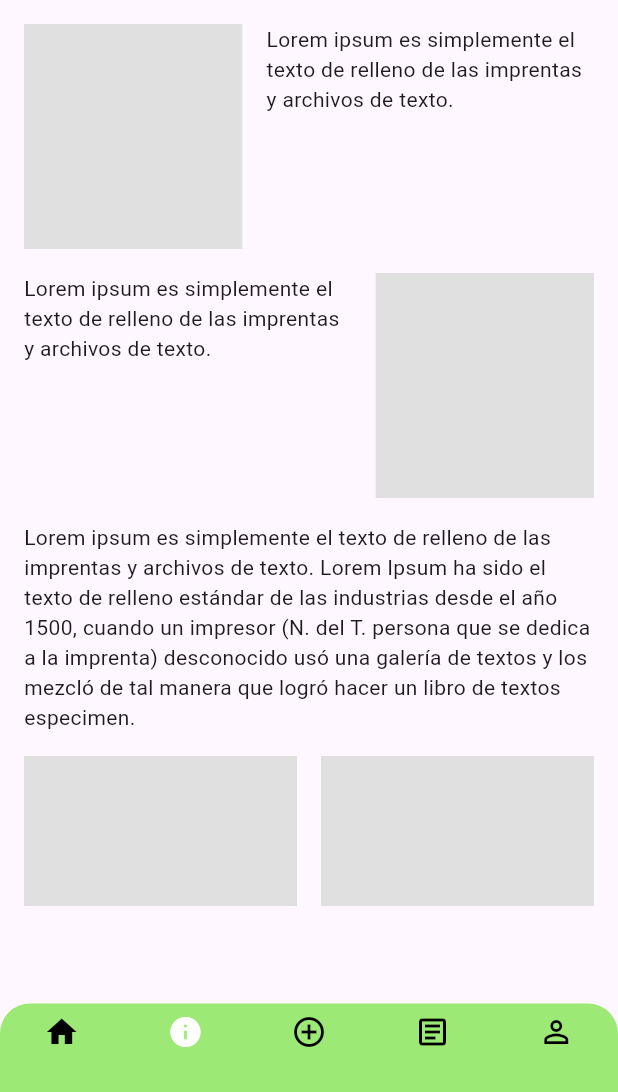
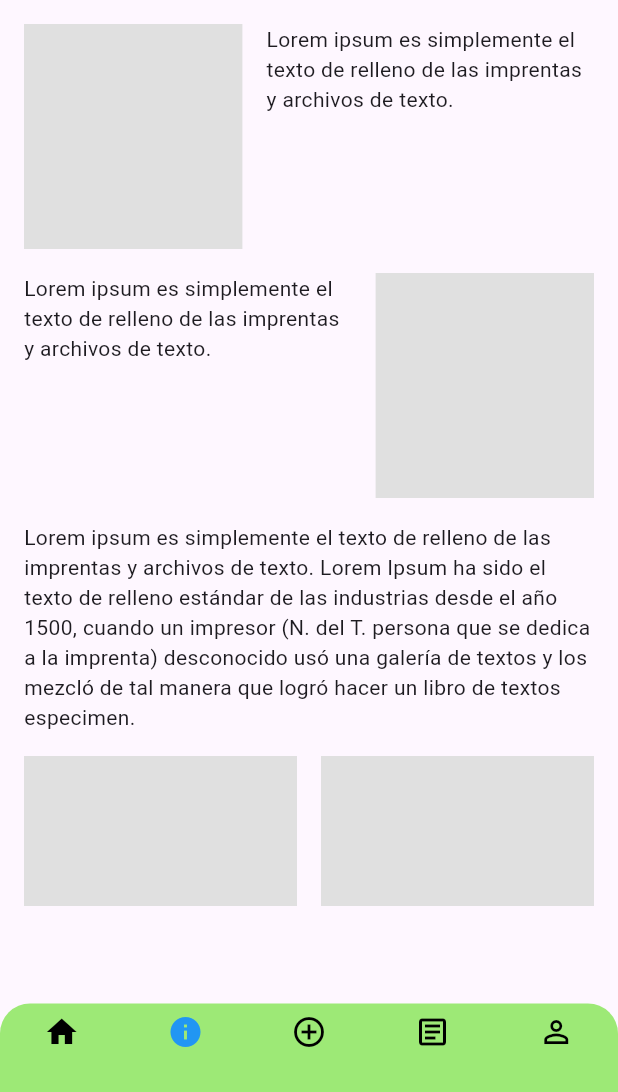
Before and after one commit to mrinconnarcia/EcorReporte, a Flutter app: the InfoAppPage screen opened by its route, on a phone screen of 412 x 824 dp, the part 144-1236 px from its top. Run offline on Flutter 3.47's test engine with Material 3 defaults, Android fonts, the phone set to English and light mode, and no system bars; our stand-ins replace connectivity_plus, dartz, equatable, flutter_bloc, shared_preferences; accounts and stored records are empty.

Commit message:
update add, profile and history in presentation

```diff
--- a/lib/presentation/pages/info_app_page.dart
+++ b/lib/presentation/pages/info_app_page.dart
@@ -99,8 +99,8 @@ class InfoAppPage extends StatelessWidget {
       bottomNavigationBar: SharedBottomNavigationBar(
         currentIndex: 1,
         onTap: (index) {
-          if (index == 0) {
-            Navigator.pushReplacementNamed(context, '/home-app');
+          if (index == 2) {
+            Navigator.pushReplacementNamed(context, '/add-report');
           }
         },
       ),
--- a/lib/presentation/routes/app_routes.dart
+++ b/lib/presentation/routes/app_routes.dart
@@ -1,3 +1,6 @@
+import 'package:ecoreporte/presentation/pages/AddReportPage.dart';
+import 'package:ecoreporte/presentation/pages/HistoryPage.dart';
+import 'package:ecoreporte/presentation/pages/ProfilePage.dart';
 import 'package:flutter/material.dart';
 import 'package:ecoreporte/presentation/pages/home_page.dart';
 import 'package:ecoreporte/presentation/pages/login_page.dart';
@@ -12,5 +15,8 @@ class AppRoutes {
     '/register': (context) => RegisterPage(),
     '/home-app': (context) => HomeAppPage(),
     '/info-app': (context) => InfoAppPage(),
+    '/profile': (context) => ProfilePage(),
+    '/history': (context) => HistoryPage(),
+    '/add-report': (context) => AddReportPage(),
   };
 }
--- a/lib/presentation/widgets/SharedBottomNavigationBar.dart
+++ b/lib/presentation/widgets/SharedBottomNavigationBar.dart
@@ -10,7 +10,7 @@ class SharedBottomNavigationBar extends StatelessWidget {
   Widget build(BuildContext context) {
     return Container(
       decoration: BoxDecoration(
-        color: Color(0xFF9DE976), // Light green color
+        color: Color(0xFF9DE976),
         borderRadius: BorderRadius.vertical(top: Radius.circular(20)),
       ),
       child: BottomNavigationBar(
@@ -19,29 +19,16 @@ class SharedBottomNavigationBar extends StatelessWidget {
         backgroundColor: Colors.transparent,
         elevation: 0,
         type: BottomNavigationBarType.fixed,
-        selectedItemColor: Colors.white,
+        selectedItemColor: Colors.blue,
         unselectedItemColor: Colors.black,
         items: [
+          BottomNavigationBarItem(icon: Icon(Icons.home), label: ''),
+          BottomNavigationBarItem(icon: Icon(Icons.info), label: ''),
           BottomNavigationBarItem(
-            icon: Icon(Icons.home),
-            label: '',
-          ),
+              icon: Icon(Icons.add_circle_outline), label: ''),
           BottomNavigationBarItem(
-            icon: Icon(Icons.info),
-            label: '',
-          ),
-          BottomNavigationBarItem(
-            icon: Icon(Icons.add_circle_outline),
-            label: '',
-          ),
-          BottomNavigationBarItem(
-            icon: Icon(Icons.article_outlined),
-            label: '',
-          ),
-          BottomNavigationBarItem(
-            icon: Icon(Icons.person_outline),
-            label: '',
-          ),
+              icon: Icon(Icons.article_outlined), label: ''),
+          BottomNavigationBarItem(icon: Icon(Icons.person_outline), label: ''),
         ],
       ),
     );
```
Also changed, not shown: lib/presentation/pages/AddReportPage.dart (added, +93 -0 lines), lib/presentation/pages/HistoryPage.dart (added, +45 -0 lines), lib/presentation/pages/ProfilePage.dart (added, +85 -0 lines).
